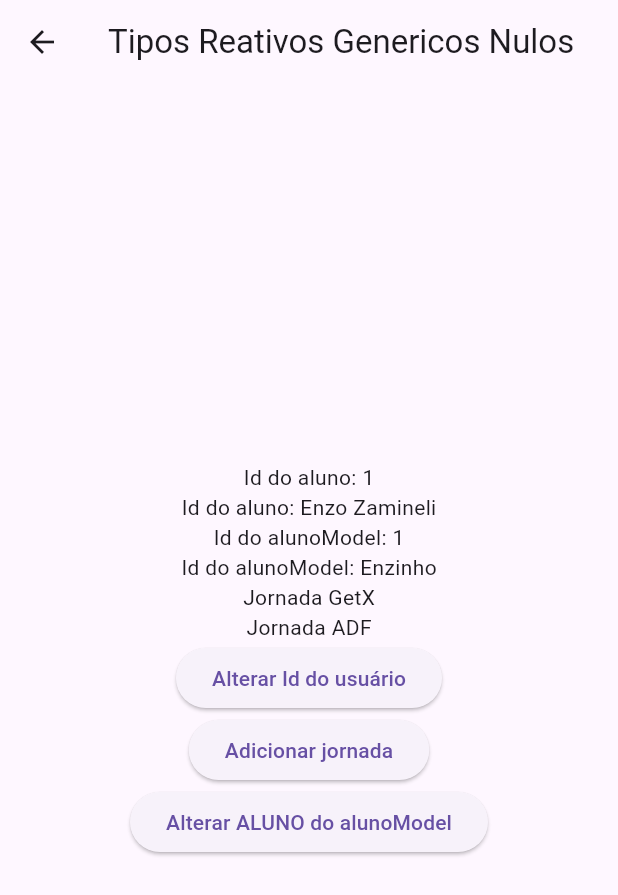
After one commit to enzozami/flutter-getx-state-manager-study, a Flutter app: the TiposObsPage screen opened by its route, on a phone screen of 412 x 824 dp. The commit adds this screen. Shown: the top 895 px of the screen. Run offline on Flutter 3.47's test engine with Material 3 defaults, Android fonts, the phone set to English and light mode, and no system bars; our stand-ins replace get.

Commit message:
feat(obs): tipo obs [observavel] - só nao da pra ser usado como tipo null, aí utilizar Rxn, senão USAR APENAS .obs

```diff
--- a/lib/home_page.dart
+++ b/lib/home_page.dart
@@ -28,6 +28,10 @@ class HomePage extends StatelessWidget {
               onPressed: () => Get.toNamed('/tiposReativosGenericosNulos'),
               child: Text('Tipos Reativos Genericos Nulos'),
             ),
+            TextButton(
+              onPressed: () => Get.toNamed('/tiposObs'),
+              child: Text('Tipos Obs'),
+            ),
           ],
         ),
       ),
--- a/lib/main.dart
+++ b/lib/main.dart
@@ -2,6 +2,7 @@ import 'package:flutter/material.dart';
 import 'package:get/route_manager.dart';
 import 'package:get_state_manager/basico/reatividade_page.dart';
 import 'package:get_state_manager/home_page.dart';
+import 'package:get_state_manager/tipos/tipos_obs_page.dart';
 import 'package:get_state_manager/tipos/tipos_reativos_genericos_nulos_page.dart';
 import 'package:get_state_manager/tipos/tipos_reativos_genericos_page.dart';
 import 'package:get_state_manager/tipos/tipos_reativos_page.dart';
@@ -22,6 +23,7 @@ class MyApp extends StatelessWidget {
         GetPage(name: '/tiposReativosGenericos', page: () => TiposReativosGenericosPage()),
         GetPage(
             name: '/tiposReativosGenericosNulos', page: () => TiposReativosGenericosNulosPage()),
+        GetPage(name: '/tiposObs', page: () => TiposObsPage()),
       ],
     );
   }
--- /dev/null
+++ b/lib/tipos/tipos_obs_page.dart
@@ -0,0 +1,90 @@
+import 'package:flutter/material.dart';
+import 'package:get/state_manager.dart';
+import 'package:get_state_manager/tipos/model/aluno.dart';
+
+class TiposObsPage extends StatelessWidget {
+  final nome = 'Enzo Zamineli'.obs;
+  final isAluno = true.obs;
+  final qtdCursos = 2.obs;
+  final valorCurso = 12.3.obs;
+  final jornadas = [
+    'Jornada GetX',
+    'Jornada ADF',
+  ].obs;
+  final aluno = <String, dynamic>{
+    'id': 1,
+    'nome': 'Enzo Zamineli',
+  }.obs;
+
+  final alunoModel = Aluno(
+    id: 1,
+    nome: 'Enzinho',
+    email: 'enzinzamineli@gmail.br',
+    curso: 'jornada getx',
+  ).obs;
+
+  TiposObsPage({super.key});
+
+  @override
+  Widget build(BuildContext context) {
+    return Scaffold(
+      appBar: AppBar(
+        title: const Text('Tipos Reativos Genericos Nulos'),
+      ),
+      body: Center(
+          child: Column(
+        mainAxisAlignment: MainAxisAlignment.center,
+        children: [
+          Obx(() {
+            debugPrint('Montando Id do aluno');
+            return Text('Id do aluno: ${aluno['id']}');
+          }),
+          Obx(() {
+            debugPrint('Montando nome do aluno');
+            return Text('Id do aluno: ${aluno['nome']}');
+          }),
+          Obx(() {
+            debugPrint('Montando Id do alunoModel');
+            return Text('Id do alunoModel: ${alunoModel.value.id}');
+          }),
+          Obx(() {
+            debugPrint('Montando nome do alunoModel');
+            return Text('Id do alunoModel: ${alunoModel.value.nome}');
+          }),
+          Obx(() {
+            return Column(children: jornadas.map(Text.new).toList());
+          }),
+          ElevatedButton(
+            onPressed: () {
+              aluno['id'] = 10;
+              aluno.refresh();
+            },
+            child: Text(
+              'Alterar Id do usuário',
+            ),
+          ),
+          ElevatedButton(
+            onPressed: () {
+              // add - adiciona item
+              // jornadas.add('Dart & Flutter');
+              // assign deleta o que tem e sobrescreve o que está aí (Dart & Flutter) nesse caso
+              jornadas.assign('Dart & Flutter');
+              jornadas.refresh();
+            },
+            child: Text('Adicionar jornada'),
+          ),
+          ElevatedButton(
+            onPressed: () {
+              alunoModel.value =
+                  Aluno(id: 7, nome: 'Enz', email: 'enzin', curso: 'Jornada GetX PLUS');
+              alunoModel.refresh();
+            },
+            child: Text(
+              'Alterar ALUNO do alunoModel',
+            ),
+          ),
+        ],
+      )),
+    );
+  }
+}
```
